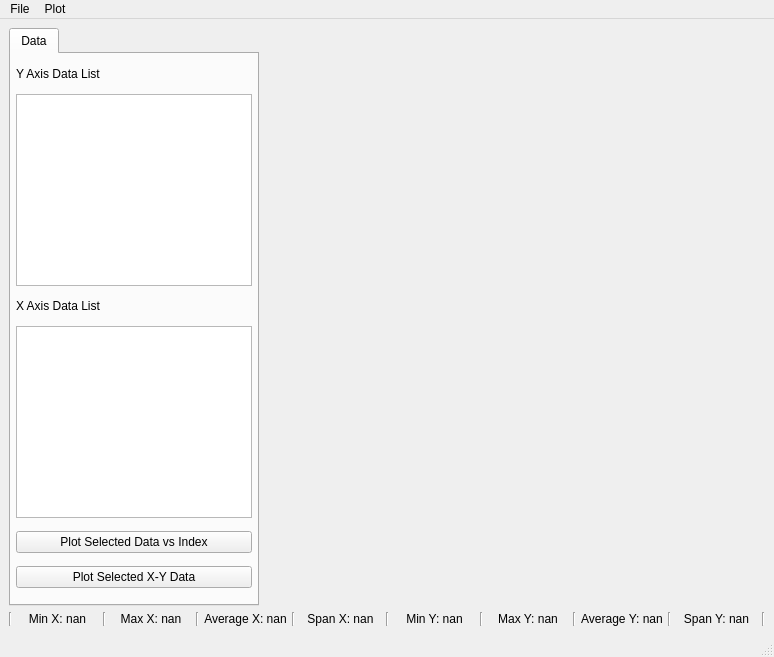
Above: src/SimpleCsvLogAnalyzer.ui from dd-sudo/SimpleCsvLogAnalyzer before the change. Below: the same form after it.
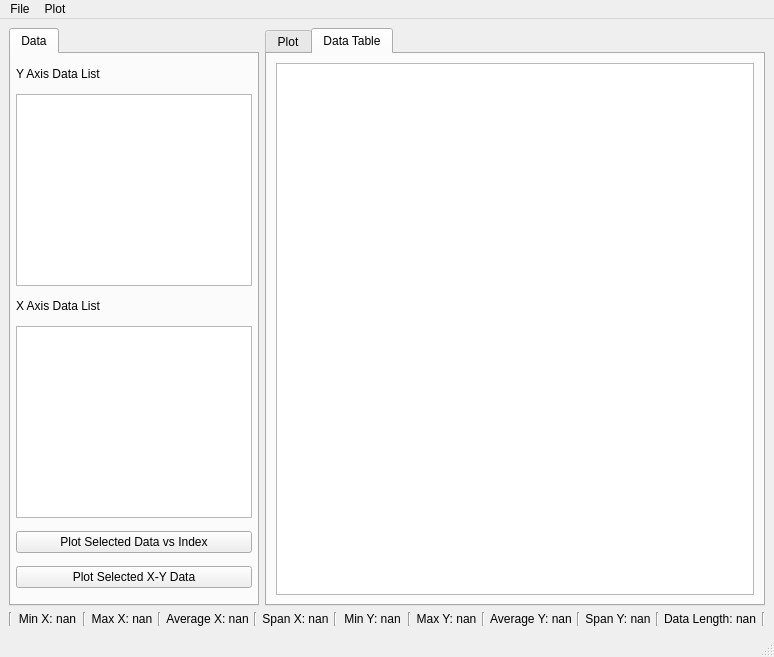
That is the form after the change. The open tabs and pages were chosen to show the change. Custom widgets are drawn as their Qt base class.

Commit message: Data table view added, readLine methods read wrong data when \r\n line ending used, this bug fixed.

Patch:
```diff
--- a/src/SimpleCsvLogAnalyzer.ui
+++ b/src/SimpleCsvLogAnalyzer.ui
@@ -143,14 +143,63 @@
        </widget>
       </item>
       <item>
-       <widget class="QCustomPlot" name="plot1" native="true">
-        <property name="sizePolicy">
-         <sizepolicy hsizetype="Expanding" vsizetype="Expanding">
-          <horstretch>0</horstretch>
-          <verstretch>0</verstretch>
-         </sizepolicy>
+       <widget class="QTabWidget" name="tabWidget">
+        <property name="currentIndex">
+         <number>0</number>
         </property>
-        <layout class="QVBoxLayout" name="verticalLayout_4"/>
+        <widget class="QWidget" name="tab">
+         <attribute name="title">
+          <string>Plot</string>
+         </attribute>
+         <layout class="QVBoxLayout" name="verticalLayout_3">
+          <item>
+           <widget class="QCustomPlot" name="plot1" native="true">
+            <property name="sizePolicy">
+             <sizepolicy hsizetype="Expanding" vsizetype="Expanding">
+              <horstretch>0</horstretch>
+              <verstretch>0</verstretch>
+             </sizepolicy>
+            </property>
+            <layout class="QVBoxLayout" name="verticalLayout_4"/>
+           </widget>
+          </item>
+         </layout>
+        </widget>
+        <widget class="QWidget" name="tab_2">
+         <attribute name="title">
+          <string>Data Table</string>
+         </attribute>
+         <layout class="QVBoxLayout" name="verticalLayout_5">
+          <item>
+           <widget class="QTableWidget" name="dataTable">
+            <property name="frameShape">
+             <enum>QFrame::StyledPanel</enum>
+            </property>
+            <property name="frameShadow">
+             <enum>QFrame::Sunken</enum>
+            </property>
+            <property name="lineWidth">
+             <number>1</number>
+            </property>
+            <property name="editTriggers">
+             <set>QAbstractItemView::NoEditTriggers</set>
+            </property>
+            <property name="alternatingRowColors">
+             <bool>true</bool>
+            </property>
+            <property name="selectionBehavior">
+             <enum>QAbstractItemView::SelectColumns</enum>
+            </property>
+            <property name="horizontalScrollMode">
+             <enum>QAbstractItemView::ScrollPerItem</enum>
+            </property>
+            <property name="cornerButtonEnabled">
+             <bool>false</bool>
+            </property>
+           </widget>
+          </item>
+         </layout>
+        </widget>
        </widget>
       </item>
      </layout>
@@ -312,6 +361,20 @@
         </property>
        </widget>
       </item>
+      <item>
+       <widget class="QLabel" name="totalDataLength">
+        <property name="text">
+         <string>Data Length: nan</string>
+        </property>
+       </widget>
+      </item>
+      <item>
+       <widget class="Line" name="line_10">
+        <property name="orientation">
+         <enum>Qt::Vertical</enum>
+        </property>
+       </widget>
+      </item>
      </layout>
     </item>
    </layout>
```
Left out of the diff: 2 changed lines with no effect on the pictures. The commit also changes 4 other files.
